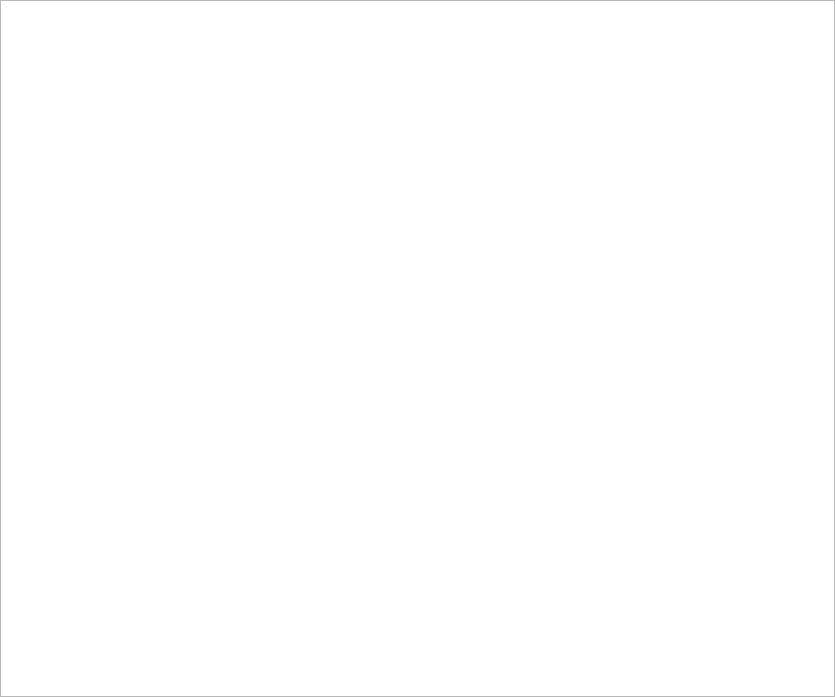
Old version of the form source/Gui/SimulationViewWidget.ui in the repository chrxh/alien.
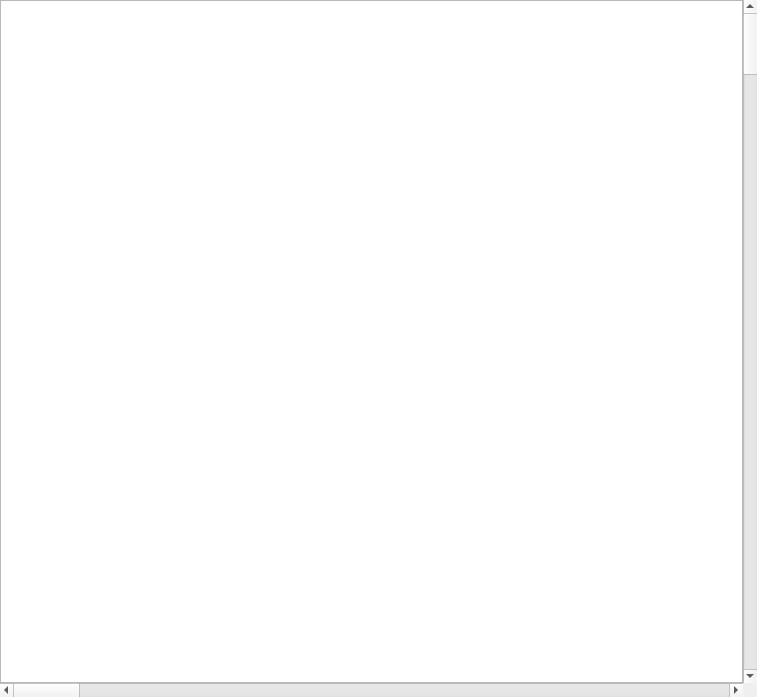
New version of the form.

Commit message: + scrollbar added + navigation with middle mouse button in item view

Patch:
```diff
--- a/source/Gui/SimulationViewWidget.ui
+++ b/source/Gui/SimulationViewWidget.ui
@@ -6,7 +6,7 @@
    <rect>
     <x>0</x>
     <y>0</y>
-    <width>835</width>
+    <width>757</width>
     <height>697</height>
    </rect>
   </property>
@@ -70,6 +70,20 @@
      </property>
     </widget>
    </item>
+   <item row="1" column="0">
+    <widget class="QScrollBar" name="horizontalScrollBar">
+     <property name="orientation">
+      <enum>Qt::Horizontal</enum>
+     </property>
+    </widget>
+   </item>
+   <item row="0" column="1">
+    <widget class="QScrollBar" name="verticalScrollBar">
+     <property name="orientation">
+      <enum>Qt::Vertical</enum>
+     </property>
+    </widget>
+   </item>
   </layout>
  </widget>
  <resources/>
```
Left out of the diff: 2 changed lines with no effect on the pictures. The commit also changes 3 other files.
